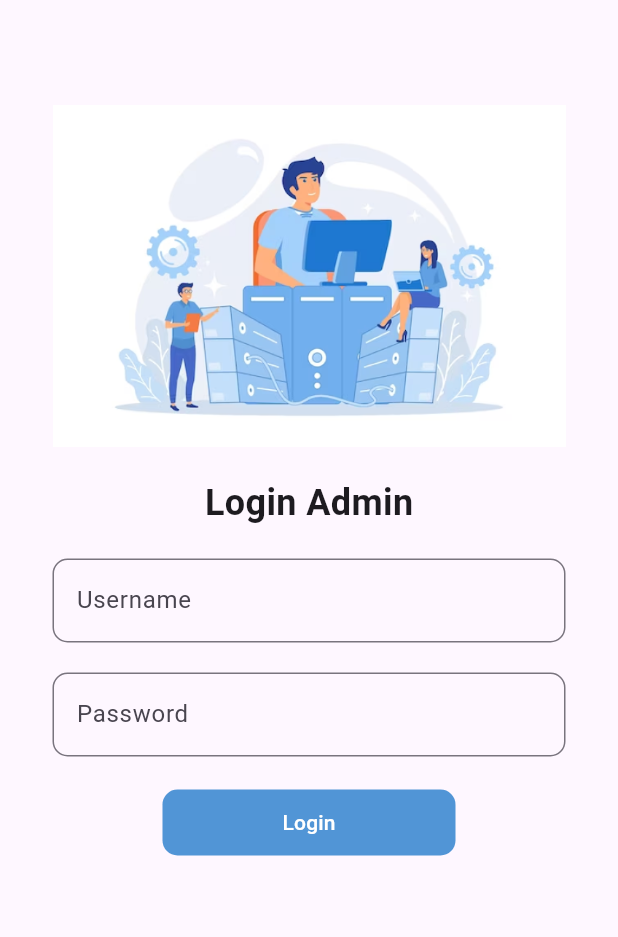
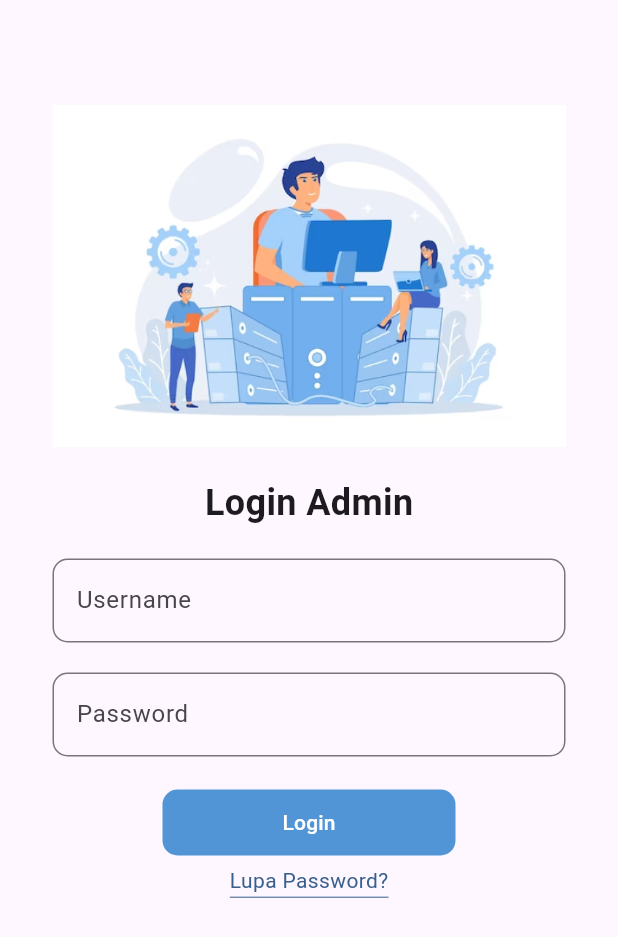
Before and after one commit to Freezer9/rekam_medis_redis, a Flutter app: the LoginPage screen opened directly with empty values, on a phone screen of 412 x 824 dp. Shown: the top 937 px of the screen. Run offline on Flutter 3.47's test engine with Material 3 defaults, Android fonts, the phone set to English and light mode, and no system bars; our stand-ins replace dotted_border, file_picker, flutter_riverpod, go_router, image_picker, permission_handler and 2 more; missing offline and left inert: excel, gpassword; accounts and stored records are empty; generated files the repository leaves out were written again; Roboto replaces fonts that are missing (Plus Jakarta Sans).

Commit message:
ui: reset password, send token

```diff
--- a/lib/auth/view/login.dart
+++ b/lib/auth/view/login.dart
@@ -2,9 +2,12 @@
 
 import 'package:flutter/material.dart';
 import 'package:flutter_riverpod/flutter_riverpod.dart';
+import 'package:go_router/go_router.dart';
 import 'package:rekam_medis_redis/auth/auth.dart';
+import 'package:rekam_medis_redis/constant/themes.dart';
 import 'package:rekam_medis_redis/core/utils.dart';
 import 'package:rekam_medis_redis/data/enums/role.dart';
+import 'package:rekam_medis_redis/presentation/widgets/input_field.dart';
 import 'package:rekam_medis_redis/presentation/widgets/snackbar.dart';
 import 'package:supabase_flutter/supabase_flutter.dart';
 
@@ -53,11 +56,19 @@ class _LoginPageState extends ConsumerState<LoginPage> {
                     ),
                   ),
                   const SizedBox(height: 20),
-                  inputLogin(
-                      _usernameCtrl, 'Username', 'Please enter your username'),
+                  InputField(
+                    controller: _usernameCtrl,
+                    labelText: 'Username',
+                    validatorMessage: 'Please enter your username',
+                    isSubmitting: _isSubmitting,
+                    obscureText: false,
+                  ),
                   const SizedBox(height: 20),
-                  inputLogin(
-                      _passwordCtrl, 'Password', 'Please enter your password',
+                  InputField(
+                      controller: _passwordCtrl,
+                      labelText: 'Password',
+                      validatorMessage: 'Please enter your password',
+                      isSubmitting: _isSubmitting,
                       obscureText: true),
                   const SizedBox(height: 20),
                   TextButton(
@@ -88,35 +99,31 @@ class _LoginPageState extends ConsumerState<LoginPage> {
                           color: Colors.white, fontWeight: FontWeight.w500),
                     ),
                   ),
+                  const SizedBox(height: 10),
+                  GestureDetector(
+                    onTap: () => context.push('/send-token'),
+                    child: const Text(
+                      "Lupa Password?",
+                      style: TextStyle(
+                        shadows: [
+                          Shadow(
+                            color: primarycolor,
+                            offset: Offset(0, -5),
+                          )
+                        ],
+                        color: Colors.transparent,
+                        fontWeight: FontWeight.normal,
+                        decoration: TextDecoration.underline,
+                        decorationColor: primarycolor,
+                      ),
+                    ),
+                  ),
                 ],
               ),
             ),
           ),
         ),
       ),
-    );
-  }
-
-  TextFormField inputLogin(TextEditingController controller, String labelText,
-      String validatorMessage,
-      {bool obscureText = false}) {
-    return TextFormField(
-      obscureText: obscureText,
-      controller: controller,
-      readOnly: _isSubmitting,
-      decoration: InputDecoration(
-        labelText: labelText,
-        border: OutlineInputBorder(
-          borderRadius: BorderRadius.circular(10),
-        ),
-      ),
-      validator: (value) {
-        if (value == null || value.isEmpty) {
-          return validatorMessage;
-        }
-
-        return null;
-      },
     );
   }
 
--- a/lib/presentation/screens/pasien/detail_artikel.dart
+++ b/lib/presentation/screens/pasien/detail_artikel.dart
@@ -44,12 +44,13 @@ class _DetailArtikelState extends ConsumerState<DetailArtikel> {
             child: data.isNotEmpty
                 ? ListView.builder(
                     itemCount: data.length,
-                    reverse: true,
                     itemBuilder: (context, index) {
+                      final reversed = data.reversed.toList();
+                      final artikelData = reversed[index];
                       return Container(
                         margin: const EdgeInsets.only(bottom: 20),
                         child: ArtikelCard(
-                          data: data[index],
+                          data: artikelData,
                           substring: false,
                         ),
                       );
--- a/lib/presentation/screens/pasien/search_riwayat_medis_page.dart
+++ b/lib/presentation/screens/pasien/search_riwayat_medis_page.dart
@@ -136,10 +136,10 @@ class _SearchRiwayatMedisPageState
 
                             return ListView.builder(
                               padding: EdgeInsets.zero,
-                              reverse: true,
                               itemCount: data.length,
                               itemBuilder: (BuildContext context, int index) {
-                                final record = data[index];
+                                final reversed = data.reversed.toList();
+                                final record = reversed[index];
                                 return GestureDetector(
                                   onTap: () {
                                     context.push('/detail-pasien',
--- /dev/null
+++ b/lib/presentation/widgets/input_field.dart
@@ -0,0 +1,42 @@
+// ignore_for_file: must_be_immutable
+
+import 'package:flutter/material.dart';
+
+class InputField extends StatelessWidget {
+  TextEditingController controller;
+  String labelText;
+  String validatorMessage;
+  bool isSubmitting;
+  bool obscureText;
+
+  InputField({
+    super.key,
+    required this.controller,
+    required this.labelText,
+    required this.validatorMessage,
+    required this.isSubmitting,
+    required this.obscureText,
+  });
+
+  @override
+  Widget build(BuildContext context) {
+    return TextFormField(
+      obscureText: obscureText,
+      controller: controller,
+      readOnly: isSubmitting,
+      decoration: InputDecoration(
+        labelText: labelText,
+        border: OutlineInputBorder(
+          borderRadius: BorderRadius.circular(10),
+        ),
+      ),
+      validator: (value) {
+        if (value == null || value.isEmpty) {
+          return validatorMessage;
+        }
+
+        return null;
+      },
+    );
+  }
+}
```
Also changed, not shown: lib/auth/view/reset_password_page.dart (added, +73 -0 lines), lib/auth/view/send_token_page.dart (added, +81 -0 lines), lib/core/routes.dart (+10 -0 lines), 1 other file.
